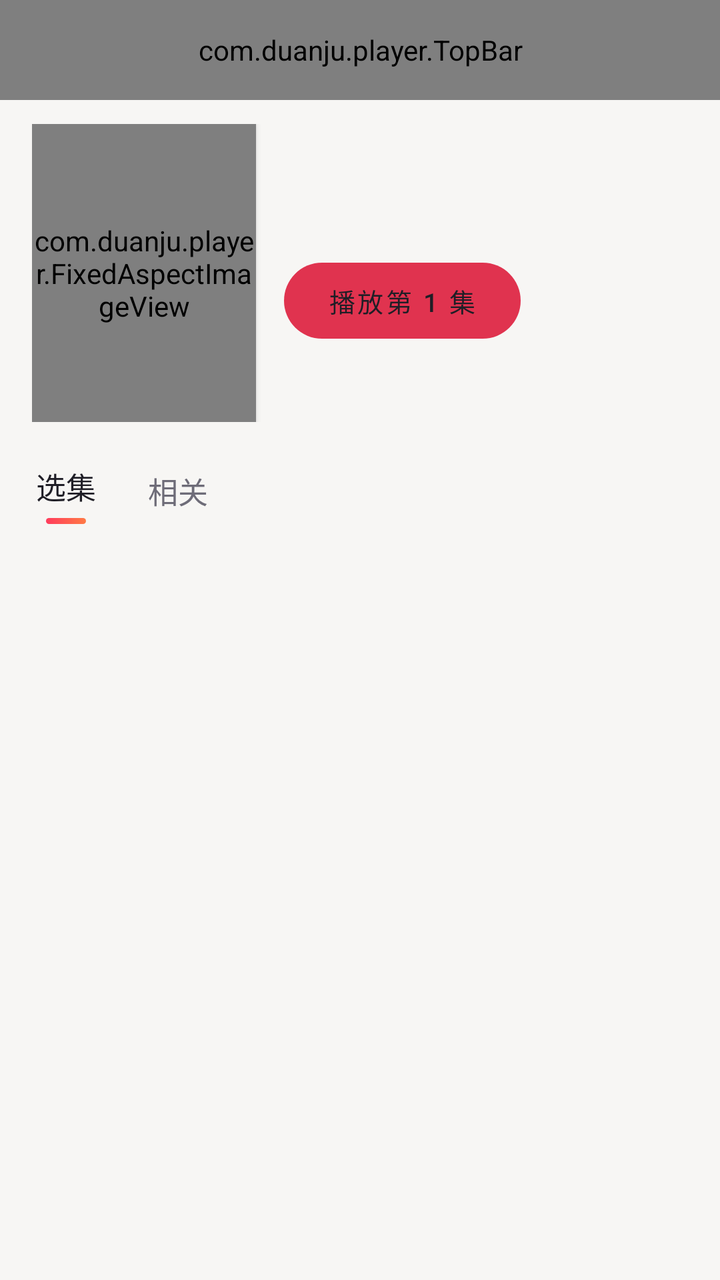
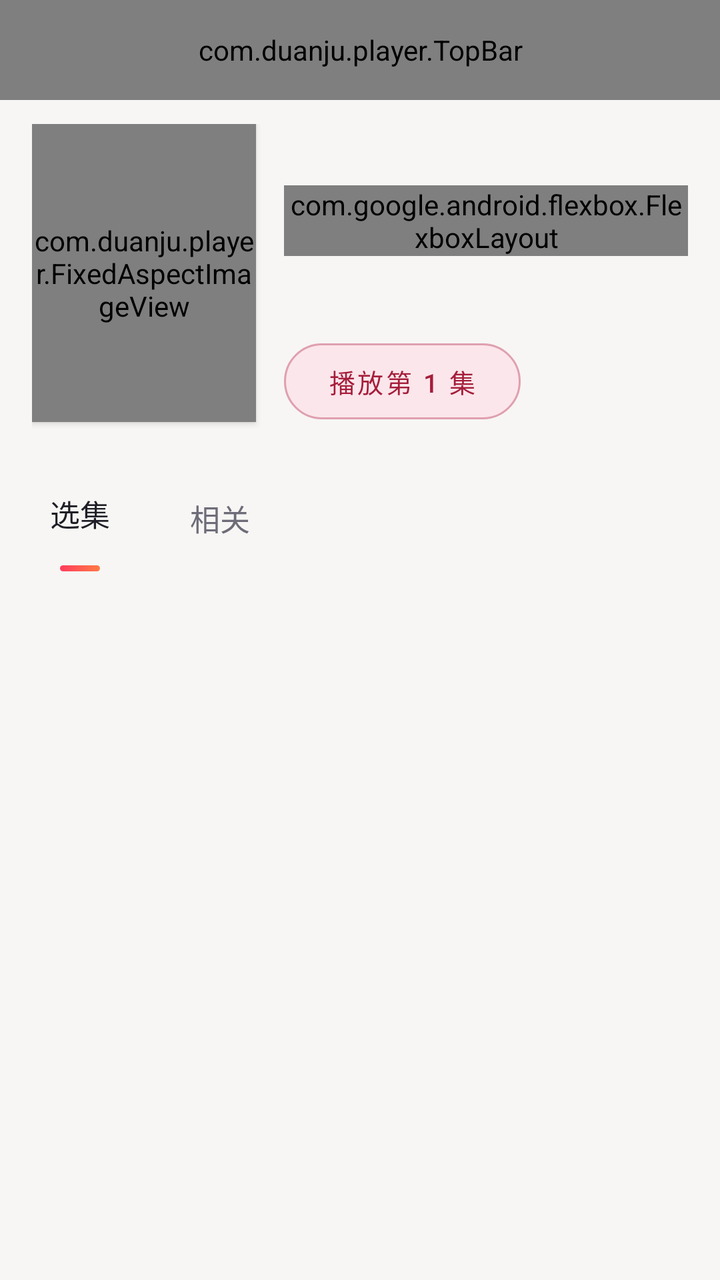

Before-and-after screenshots of an Android layout around one commit, followed by the original layout XML and the change that was made.
<!-- AndroidManifest.xml: application theme Theme.DuanjuPlayer -->
<!-- res/layout/activity_detail.xml -->
<?xml version="1.0" encoding="utf-8"?>
<LinearLayout xmlns:android="http://schemas.android.com/apk/res/android"
    xmlns:app="http://schemas.android.com/apk/res-auto"
    android:layout_width="match_parent"
    android:layout_height="match_parent"
    android:background="?android:attr/colorBackground"
    android:fitsSystemWindows="true"
    android:orientation="vertical">

    
    <com.duanju.player.TopBar
        android:id="@+id/detail_top_bar"
        android:layout_width="match_parent"
        android:layout_height="50dp"
        android:background="@color/app_bg_elevated"
        android:paddingHorizontal="6dp" />

    <FrameLayout
        android:layout_width="match_parent"
        android:layout_height="0dp"
        android:layout_weight="1">

        <androidx.core.widget.NestedScrollView
            android:id="@+id/detail_scroll"
            android:layout_width="match_parent"
            android:layout_height="match_parent"
            android:clipToPadding="false"
            android:paddingBottom="24dp">

            <LinearLayout
                android:layout_width="match_parent"
                android:layout_height="wrap_content"
                android:orientation="vertical">

                
                <LinearLayout
                    android:layout_width="match_parent"
                    android:layout_height="wrap_content"
                    android:orientation="horizontal"
                    android:paddingHorizontal="16dp"
                    android:paddingTop="12dp">

                    <com.duanju.player.FixedAspectImageView
                        android:id="@+id/detail_cover"
                        android:layout_width="112dp"
                        android:layout_height="149dp"
                        android:background="@drawable/bg_cover_rounded"
                        android:clipToOutline="true"
                        android:elevation="2dp"
                        android:scaleType="centerCrop" />

                    <LinearLayout
                        android:layout_width="0dp"
                        android:layout_height="wrap_content"
                        android:layout_marginStart="14dp"
                        android:layout_weight="1"
                        android:orientation="vertical">

                        <TextView
                            android:id="@+id/detail_title"
                            android:layout_width="match_parent"
                            android:layout_height="wrap_content"
                            android:ellipsize="end"
                            android:fontFamily="sans-serif-medium"
                            android:maxLines="2"
                            android:textColor="?android:attr/textColorPrimary"
                            android:textSize="17sp" />

                        <LinearLayout
                            android:id="@+id/detail_subtitles"
                            android:layout_width="match_parent"
                            android:layout_height="wrap_content"
                            android:layout_marginTop="8dp"
                            android:orientation="horizontal" />

                        <TextView
                            android:id="@+id/detail_meta"
                            android:layout_width="match_parent"
                            android:layout_height="wrap_content"
                            android:layout_marginTop="10dp"
                            android:textColor="@color/app_on_surface_variant"
                            android:textSize="11sp" />

                        <Button
                            android:id="@+id/detail_play"
                            android:layout_width="wrap_content"
                            android:layout_height="38dp"
                            android:layout_marginTop="14dp"
                            android:background="@drawable/bg_play_button"
                            android:backgroundTint="@null"
                            android:fontFamily="sans-serif-medium"
                            android:insetTop="0dp"
                            android:insetBottom="0dp"
                            android:minWidth="0dp"
                            android:paddingHorizontal="22dp"
                            android:stateListAnimator="@null"
                            android:text="播放第 1 集"
                            android:textColor="@color/app_on_bg"
                            android:textSize="13sp" />
                    </LinearLayout>
                </LinearLayout>

                
                <TextView
                    android:id="@+id/detail_intro"
                    android:layout_width="match_parent"
                    android:layout_height="wrap_content"
                    android:layout_marginHorizontal="16dp"
                    android:layout_marginTop="14dp"
                    android:ellipsize="end"
                    android:lineSpacingExtra="3dp"
                    android:maxLines="3"
                    android:textColor="@color/app_on_surface_variant"
                    android:textSize="12.5sp"
                    android:visibility="gone" />

                <TextView
                    android:id="@+id/detail_intro_toggle"
                    android:layout_width="wrap_content"
                    android:layout_height="wrap_content"
                    android:layout_marginHorizontal="16dp"
                    android:layout_marginTop="2dp"
                    android:background="?attr/selectableItemBackground"
                    android:paddingHorizontal="4dp"
                    android:paddingVertical="3dp"
                    android:text="展开"
                    android:textColor="@color/accent_warm"
                    android:textSize="12sp"
                    android:visibility="gone" />

                
                <LinearLayout
                    android:layout_width="match_parent"
                    android:layout_height="wrap_content"
                    android:layout_marginHorizontal="16dp"
                    android:layout_marginTop="18dp"
                    android:gravity="center_vertical"
                    android:orientation="horizontal">

                    <LinearLayout
                        android:layout_width="wrap_content"
                        android:layout_height="wrap_content"
                        android:gravity="center_horizontal"
                        android:orientation="vertical">

                        <TextView
                            android:id="@+id/detail_tab_episodes"
                            android:layout_width="wrap_content"
                            android:layout_height="wrap_content"
                            android:fontFamily="sans-serif-medium"
                            android:paddingHorizontal="2dp"
                            android:paddingVertical="3dp"
                            android:text="选集"
                            android:textColor="@color/app_on_bg"
                            android:textSize="15sp" />

                        <View
                            android:id="@+id/detail_tab_episodes_indicator"
                            android:layout_width="20dp"
                            android:layout_height="3dp"
                            android:layout_marginTop="2dp"
                            android:background="@drawable/bg_tab_indicator" />
                    </LinearLayout>

                    <LinearLayout
                        android:layout_width="wrap_content"
                        android:layout_height="wrap_content"
                        android:layout_marginStart="22dp"
                        android:gravity="center_horizontal"
                        android:orientation="vertical">

                        <TextView
                            android:id="@+id/detail_tab_related"
                            android:layout_width="wrap_content"
                            android:layout_height="wrap_content"
                            android:paddingHorizontal="2dp"
                            android:paddingVertical="3dp"
                            android:text="相关"
                            android:textColor="@color/app_on_surface_variant"
                            android:textSize="15sp" />

                        <View
                            android:id="@+id/detail_tab_related_indicator"
                            android:layout_width="20dp"
                            android:layout_height="3dp"
                            android:layout_marginTop="2dp"
                            android:background="@drawable/bg_tab_indicator"
                            android:visibility="gone" />
                    </LinearLayout>
                </LinearLayout>

                <HorizontalScrollView
                    android:id="@+id/detail_group_scroll"
                    android:layout_width="match_parent"
                    android:layout_height="wrap_content"
                    android:layout_marginTop="12dp"
                    android:paddingHorizontal="16dp"
                    android:scrollbars="none">

                    <LinearLayout
                        android:id="@+id/detail_groups"
                        android:layout_width="wrap_content"
                        android:layout_height="wrap_content"
                        android:orientation="horizontal" />
                </HorizontalScrollView>

                <androidx.recyclerview.widget.RecyclerView
                    android:id="@+id/detail_episodes"
                    android:layout_width="match_parent"
                    android:layout_height="wrap_content"
                    android:layout_marginTop="10dp"
                    android:nestedScrollingEnabled="false"
                    android:paddingHorizontal="16dp" />

                
                <androidx.recyclerview.widget.RecyclerView
                    android:id="@+id/detail_related"
                    android:layout_width="match_parent"
                    android:layout_height="wrap_content"
                    android:layout_marginTop="4dp"
                    android:nestedScrollingEnabled="false"
                    android:visibility="gone" />

                <TextView
                    android:id="@+id/detail_related_status"
                    android:layout_width="match_parent"
                    android:layout_height="wrap_content"
                    android:paddingHorizontal="16dp"
                    android:paddingVertical="14dp"
                    android:text="加载中…"
                    android:textColor="@color/app_on_surface_variant"
                    android:textSize="13sp"
                    android:visibility="gone" />
            </LinearLayout>
        </androidx.core.widget.NestedScrollView>

        <ProgressBar
            android:id="@+id/detail_loading"
            android:layout_width="36dp"
            android:layout_height="36dp"
            android:layout_gravity="center"
            android:indeterminateTint="@color/accent"
            android:visibility="gone" />

        <LinearLayout
            android:id="@+id/detail_error"
            android:layout_width="wrap_content"
            android:layout_height="wrap_content"
            android:layout_gravity="center"
            android:gravity="center"
            android:orientation="vertical"
            android:visibility="gone">

            <TextView
                android:id="@+id/detail_error_text"
                android:layout_width="wrap_content"
                android:layout_height="wrap_content"
                android:textColor="@color/app_on_surface_variant"
                android:textSize="13sp" />

            <Button
                android:id="@+id/detail_retry"
                style="@style/Widget.MaterialComponents.Button.TextButton"
                android:layout_width="wrap_content"
                android:layout_height="wrap_content"
                android:text="重试"
                android:textColor="@color/accent" />
        </LinearLayout>
    </FrameLayout>
</LinearLayout>
<!-- resources referenced by this layout -->
<resources>
  <color name="accent">#FFE0334F</color>
  <color name="accent_warm">#FFE06A2E</color>
  <color name="app_bg_elevated">#FFFFFFFF</color>
  <color name="app_on_bg">#FF1F1E26</color>
  <color name="app_on_surface_variant">#FF6E6C78</color>
  <!-- drawable bg_cover_rounded (drawable) -->
  <?xml version="1.0" encoding="utf-8"?>
  <shape xmlns:android="http://schemas.android.com/apk/res/android" android:shape="rectangle">
      <solid android:color="@color/cover_placeholder" />
      <corners android:radius="12dp" />
  </shape>
  <!-- drawable bg_play_button (drawable) -->
  <?xml version="1.0" encoding="utf-8"?>
  <ripple xmlns:android="http://schemas.android.com/apk/res/android"
      android:color="#33FFFFFF">
      <item>
          <shape android:shape="rectangle">
              <gradient
                  android:angle="0"
                  android:endColor="#FFFF7A45"
                  android:startColor="#FFFF3B5C" />
              <corners android:radius="999dp" />
          </shape>
      </item>
  </ripple>
  <!-- drawable bg_tab_indicator (drawable) -->
  <?xml version="1.0" encoding="utf-8"?>
  <shape xmlns:android="http://schemas.android.com/apk/res/android" android:shape="rectangle">
      <gradient
          android:angle="0"
          android:endColor="#FFFF7A45"
          android:startColor="#FFFF3B5C" />
      <corners android:radius="2dp" />
  </shape>
  <style name="Theme.DuanjuPlayer" parent="Theme.MaterialComponents.DayNight.NoActionBar">
          <item name="colorPrimary">@color/accent</item>
          <item name="colorPrimaryVariant">@color/accent_dark</item>
          <item name="colorOnPrimary">#FFFFFFFF</item>
          <item name="colorSecondary">@color/accent</item>
          <item name="colorSurface">@color/app_surface</item>
          <item name="colorOnSurface">@color/app_on_bg</item>
          <item name="colorControlActivated">@color/accent</item>
          <item name="android:colorBackground">@color/app_bg</item>
          <item name="android:textColorPrimary">@color/app_on_bg</item>
          <item name="android:textColorSecondary">@color/app_on_surface_variant</item>
          <item name="android:windowBackground">@color/app_bg</item>
          <item name="android:statusBarColor">@color/app_bg</item>
          <item name="android:navigationBarColor">@color/app_bg</item>
          <item name="android:windowLightStatusBar">@bool/light_system_bars</item>
      </style>
  <color name="cover_placeholder">#FFEFEEEA</color>
  <color name="accent_dark">#FFC22743</color>
  <color name="app_surface">#FFFFFFFF</color>
  <color name="app_bg">#FFF7F6F4</color>
</resources>

<!-- the commit's change to res/layout/activity_detail.xml (unified diff, before → after) -->
@@ -8,11 +8,12 @@
     android:orientation="vertical">
 
     
+    
     <com.duanju.player.TopBar
         android:id="@+id/detail_top_bar"
         android:layout_width="match_parent"
         android:layout_height="50dp"
-        android:background="@color/app_bg_elevated"
+        android:background="@color/app_bg"
         android:paddingHorizontal="6dp" />
 
     <FrameLayout
@@ -66,12 +67,12 @@
                             android:textColor="?android:attr/textColorPrimary"
                             android:textSize="17sp" />
 
-                        <LinearLayout
+                        <com.google.android.flexbox.FlexboxLayout
                             android:id="@+id/detail_subtitles"
                             android:layout_width="match_parent"
                             android:layout_height="wrap_content"
                             android:layout_marginTop="8dp"
-                            android:orientation="horizontal" />
+                            app:flexWrap="wrap" />
 
                         <TextView
                             android:id="@+id/detail_meta"
@@ -81,22 +82,27 @@
                             android:textColor="@color/app_on_surface_variant"
                             android:textSize="11sp" />
 
-                        <Button
+                        
+                        <com.google.android.material.button.MaterialButton
                             android:id="@+id/detail_play"
                             android:layout_width="wrap_content"
-                            android:layout_height="38dp"
+                            android:layout_height="wrap_content"
+                            android:minHeight="48dp"
                             android:layout_marginTop="14dp"
-                            android:background="@drawable/bg_play_button"
-                            android:backgroundTint="@null"
                             android:fontFamily="sans-serif-medium"
-                            android:insetTop="0dp"
-                            android:insetBottom="0dp"
+                            android:insetTop="5dp"
+                            android:insetBottom="5dp"
                             android:minWidth="0dp"
                             android:paddingHorizontal="22dp"
                             android:stateListAnimator="@null"
                             android:text="播放第 1 集"
-                            android:textColor="@color/app_on_bg"
-                            android:textSize="13sp" />
+                            android:textColor="@color/choice_selected_foreground"
+                            android:textSize="13sp"
+                            app:backgroundTint="@color/choice_selected_background"
+                            app:cornerRadius="999dp"
+                            app:rippleColor="@color/choice_selected_outline"
+                            app:strokeColor="@color/choice_selected_outline"
+                            app:strokeWidth="1dp" />
                     </LinearLayout>
                 </LinearLayout>
 
@@ -123,8 +129,11 @@
                     android:background="?attr/selectableItemBackground"
                     android:paddingHorizontal="4dp"
                     android:paddingVertical="3dp"
+                    android:minHeight="48dp"
+                    android:minWidth="48dp"
+                    android:gravity="center"
                     android:text="展开"
-                    android:textColor="@color/accent_warm"
+                    android:textColor="@color/choice_selected_foreground"
                     android:textSize="12sp"
                     android:visibility="gone" />
 
@@ -150,6 +159,9 @@
                             android:fontFamily="sans-serif-medium"
                             android:paddingHorizontal="2dp"
                             android:paddingVertical="3dp"
+                            android:minHeight="48dp"
+                            android:minWidth="48dp"
+                            android:gravity="center"
                             android:text="选集"
                             android:textColor="@color/app_on_bg"
                             android:textSize="15sp" />
@@ -175,6 +187,9 @@
                             android:layout_height="wrap_content"
                             android:paddingHorizontal="2dp"
                             android:paddingVertical="3dp"
+                            android:minHeight="48dp"
+                            android:minWidth="48dp"
+                            android:gravity="center"
                             android:text="相关"
                             android:textColor="@color/app_on_surface_variant"
                             android:textSize="15sp" />
<!-- resource entries referenced after the edit -->
@@ -1,30 +1,17 @@
 <!-- resources referenced by this layout -->
 <resources>
   <color name="accent">#FFE0334F</color>
-  <color name="accent_warm">#FFE06A2E</color>
-  <color name="app_bg_elevated">#FFFFFFFF</color>
   <color name="app_on_bg">#FF1F1E26</color>
   <color name="app_on_surface_variant">#FF6E6C78</color>
+  <color name="choice_selected_background">#FFFBE6EB</color>
+  <color name="choice_selected_foreground">#FFA51E3A</color>
+  <color name="choice_selected_outline">#FFDFA0B0</color>
   <!-- drawable bg_cover_rounded (drawable) -->
   <?xml version="1.0" encoding="utf-8"?>
   <shape xmlns:android="http://schemas.android.com/apk/res/android" android:shape="rectangle">
       <solid android:color="@color/cover_placeholder" />
       <corners android:radius="12dp" />
   </shape>
-  <!-- drawable bg_play_button (drawable) -->
-  <?xml version="1.0" encoding="utf-8"?>
-  <ripple xmlns:android="http://schemas.android.com/apk/res/android"
-      android:color="#33FFFFFF">
-      <item>
-          <shape android:shape="rectangle">
-              <gradient
-                  android:angle="0"
-                  android:endColor="#FFFF7A45"
-                  android:startColor="#FFFF3B5C" />
-              <corners android:radius="999dp" />
-          </shape>
-      </item>
-  </ripple>
   <!-- drawable bg_tab_indicator (drawable) -->
   <?xml version="1.0" encoding="utf-8"?>
   <shape xmlns:android="http://schemas.android.com/apk/res/android" android:shape="rectangle">
@@ -34,7 +21,9 @@
           android:startColor="#FFFF3B5C" />
       <corners android:radius="2dp" />
   </shape>
-  <style name="Theme.DuanjuPlayer" parent="Theme.MaterialComponents.DayNight.NoActionBar">
+  <style name="Theme.DuanjuPlayer" parent="Base.Theme.DuanjuPlayer" />
+  <color name="cover_placeholder">#FFEFEEEA</color>
+  <style name="Base.Theme.DuanjuPlayer" parent="Theme.MaterialComponents.DayNight.NoActionBar">
           <item name="colorPrimary">@color/accent</item>
           <item name="colorPrimaryVariant">@color/accent_dark</item>
           <item name="colorOnPrimary">#FFFFFFFF</item>
@@ -47,10 +36,10 @@
           <item name="android:textColorSecondary">@color/app_on_surface_variant</item>
           <item name="android:windowBackground">@color/app_bg</item>
           <item name="android:statusBarColor">@color/app_bg</item>
-          <item name="android:navigationBarColor">@color/app_bg</item>
+          
+          <item name="android:navigationBarColor">#FF101018</item>
           <item name="android:windowLightStatusBar">@bool/light_system_bars</item>
       </style>
-  <color name="cover_placeholder">#FFEFEEEA</color>
   <color name="accent_dark">#FFC22743</color>
   <color name="app_surface">#FFFFFFFF</color>
   <color name="app_bg">#FFF7F6F4</color>
